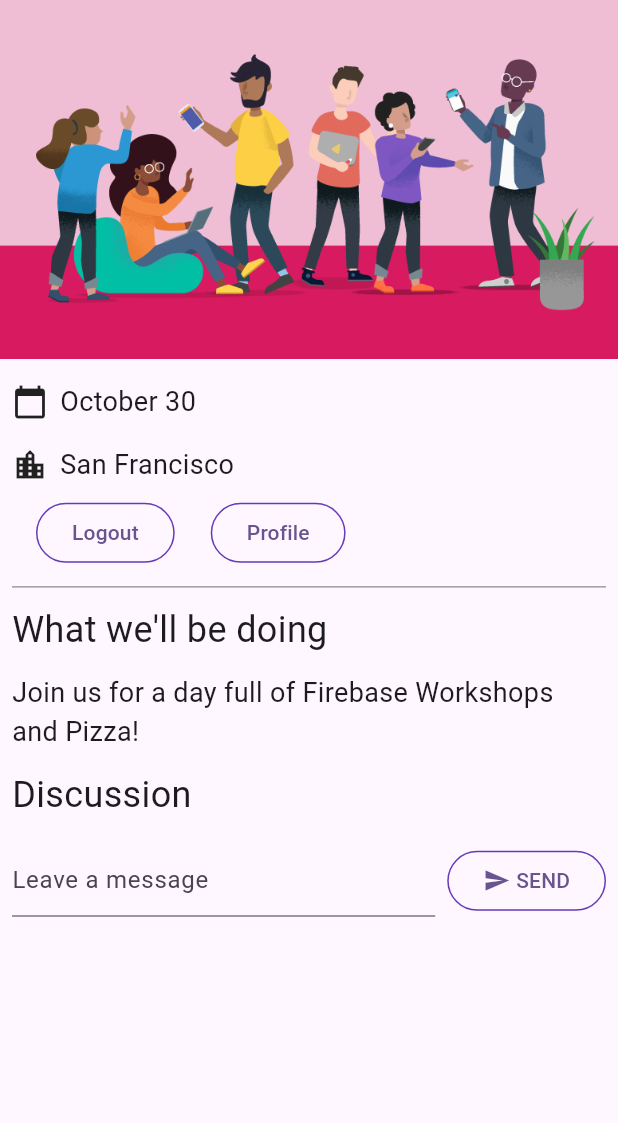
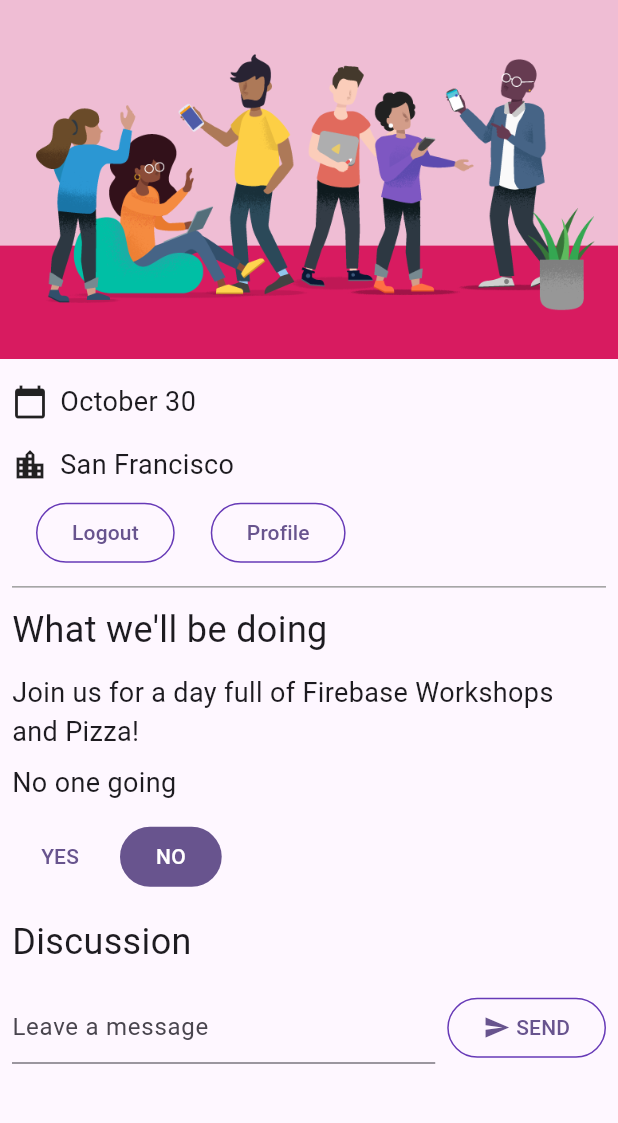
Before and after one commit to akozmanishvili/firebase_demo, a Flutter app: the screen it shows once a user with an empty profile is signed in, on a phone screen of 412 x 824 dp, the part 84-1207 px from its top. Run offline on Flutter 3.47's test engine with Material 3 defaults, Android fonts, the phone set to English and light mode, and no system bars; our stand-ins replace cloud_firestore, firebase_auth, firebase_core, go_router, google_fonts; missing offline and left inert: firebase_ui_auth; accounts and stored records are empty.

Commit message:
feat: YES/NO attendance

```diff
--- a/flutter_application_1/lib/home_page.dart
+++ b/flutter_application_1/lib/home_page.dart
@@ -4,9 +4,10 @@ import 'package:flutter/material.dart';
 import 'package:provider/provider.dart';
 
 import 'app_state.dart';
-import 'guest_book.dart'; // new
+import 'guest_book.dart';
 import 'src/authentication.dart';
 import 'src/widgets.dart';
+import 'yes_no_selection.dart';
 
 class HomePage extends StatelessWidget {
   const HomePage({super.key});
@@ -45,7 +46,16 @@ class HomePage extends StatelessWidget {
             builder: (context, appState, _) => Column(
               crossAxisAlignment: CrossAxisAlignment.start,
               children: [
+                switch (appState.attendees) {
+                  1 => const Paragraph('1 person going'),
+                  >= 2 => Paragraph('${appState.attendees} people going'),
+                  _ => const Paragraph('No one going'),
+                },
                 if (appState.loggedIn) ...[
+                  YesNoSelection(
+                    state: appState.attending,
+                    onSelection: (attending) => appState.attending = attending,
+                  ),
                   const Header('Discussion'),
                   GuestBook(
                     addMessage: (message) =>
--- /dev/null
+++ b/flutter_application_1/lib/yes_no_selection.dart
@@ -0,0 +1,71 @@
+import 'package:flutter/material.dart';
+
+import 'app_state.dart';
+import 'src/widgets.dart';
+
+class YesNoSelection extends StatelessWidget {
+  const YesNoSelection({
+    super.key,
+    required this.state,
+    required this.onSelection,
+  });
+  final Attending state;
+  final void Function(Attending selection) onSelection;
+
+  @override
+  Widget build(BuildContext context) {
+    switch (state) {
+      case Attending.yes:
+        return Padding(
+          padding: const EdgeInsets.all(8.0),
+          child: Row(
+            children: [
+              FilledButton(
+                onPressed: () => onSelection(Attending.yes),
+                child: const Text('YES'),
+              ),
+              const SizedBox(width: 8),
+              TextButton(
+                onPressed: () => onSelection(Attending.no),
+                child: const Text('NO'),
+              ),
+            ],
+          ),
+        );
+      case Attending.no:
+        return Padding(
+          padding: const EdgeInsets.all(8.0),
+          child: Row(
+            children: [
+              TextButton(
+                onPressed: () => onSelection(Attending.yes),
+                child: const Text('YES'),
+              ),
+              const SizedBox(width: 8),
+              FilledButton(
+                onPressed: () => onSelection(Attending.no),
+                child: const Text('NO'),
+              ),
+            ],
+          ),
+        );
+      default:
+        return Padding(
+          padding: const EdgeInsets.all(8.0),
+          child: Row(
+            children: [
+              StyledButton(
+                onPressed: () => onSelection(Attending.yes),
+                child: const Text('YES'),
+              ),
+              const SizedBox(width: 8),
+              StyledButton(
+                onPressed: () => onSelection(Attending.no),
+                child: const Text('NO'),
+              ),
+            ],
+          ),
+        );
+    }
+  }
+}
```
Also changed, not shown: flutter_application_1/lib/app_state.dart (+44 -0 lines).
